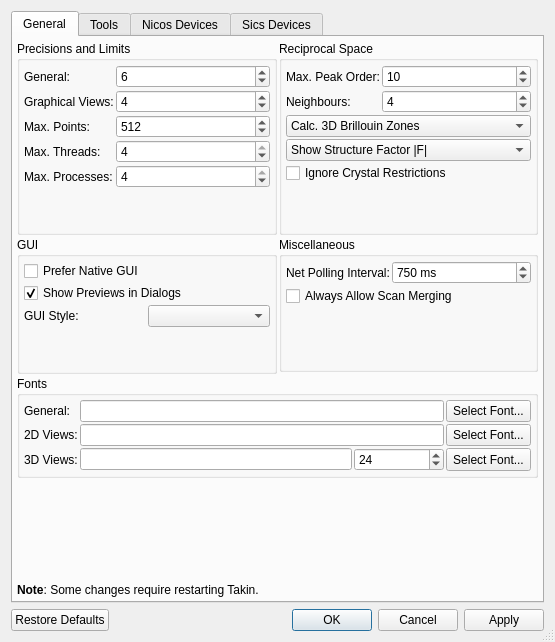
Before: the Qt Designer form core/ui/settings.ui in jkrueger1/takin_ill, drawn with Qt 5.
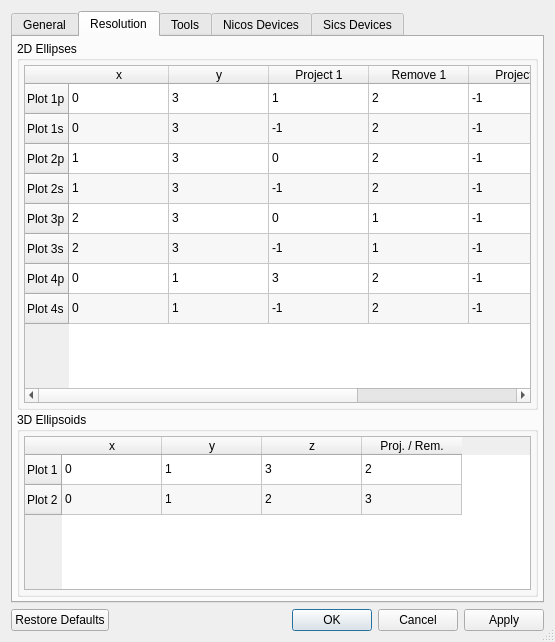
After: the same form once the commit is applied. The open tabs and pages were chosen to show the change.

Commit message: reso: made ellipse plots configurable

The edit to the form file:
```diff
--- a/core/ui/settings.ui
+++ b/core/ui/settings.ui
@@ -742,7 +742,486 @@
        </item>
       </layout>
      </widget>
-     <widget class="QWidget" name="tab_2">
+     <widget class="QWidget" name="tabReso">
+      <attribute name="title">
+       <string>Resolution</string>
+      </attribute>
+      <layout class="QGridLayout" name="gridLayout_15">
+       <property name="leftMargin">
+        <number>4</number>
+       </property>
+       <property name="topMargin">
+        <number>4</number>
+       </property>
+       <property name="rightMargin">
+        <number>4</number>
+       </property>
+       <property name="bottomMargin">
+        <number>4</number>
+       </property>
+       <property name="spacing">
+        <number>2</number>
+       </property>
+       <item row="1" column="0">
+        <widget class="QGroupBox" name="groupBox_16">
+         <property name="sizePolicy">
+          <sizepolicy hsizetype="Preferred" vsizetype="Preferred">
+           <horstretch>0</horstretch>
+           <verstretch>1</verstretch>
+          </sizepolicy>
+         </property>
+         <property name="title">
+          <string>3D Ellipsoids</string>
+         </property>
+         <layout class="QGridLayout" name="gridLayout_14">
+          <property name="leftMargin">
+           <number>4</number>
+          </property>
+          <property name="topMargin">
+           <number>4</number>
+          </property>
+          <property name="rightMargin">
+           <number>4</number>
+          </property>
+          <property name="bottomMargin">
+           <number>4</number>
+          </property>
+          <property name="spacing">
+           <number>2</number>
+          </property>
+          <item row="0" column="0">
+           <widget class="QTableWidget" name="tabEllipsoids">
+            <property name="alternatingRowColors">
+             <bool>true</bool>
+            </property>
+            <row>
+             <property name="text">
+              <string>Plot 1</string>
+             </property>
+            </row>
+            <row>
+             <property name="text">
+              <string>Plot 2</string>
+             </property>
+            </row>
+            <column>
+             <property name="text">
+              <string>x</string>
+             </property>
+            </column>
+            <column>
+             <property name="text">
+              <string>y</string>
+             </property>
+            </column>
+            <column>
+             <property name="text">
+              <string>z</string>
+             </property>
+            </column>
+            <column>
+             <property name="text">
+              <string>Proj. / Rem.</string>
+             </property>
+            </column>
+            <item row="0" column="0">
+             <property name="text">
+              <string>0</string>
+             </property>
+            </item>
+            <item row="0" column="1">
+             <property name="text">
+              <string>1</string>
+             </property>
+            </item>
+            <item row="0" column="2">
+             <property name="text">
+              <string>3</string>
+             </property>
+            </item>
+            <item row="0" column="3">
+             <property name="text">
+              <string>2</string>
+             </property>
+            </item>
+            <item row="1" column="0">
+             <property name="text">
+              <string>0</string>
+             </property>
+            </item>
+            <item row="1" column="1">
+             <property name="text">
+              <string>1</string>
+             </property>
+            </item>
+            <item row="1" column="2">
+             <property name="text">
+              <string>2</string>
+             </property>
+            </item>
+            <item row="1" column="3">
+             <property name="text">
+              <string>3</string>
+             </property>
+            </item>
+           </widget>
+          </item>
+         </layout>
+        </widget>
+       </item>
+       <item row="0" column="0">
+        <widget class="QGroupBox" name="groupBox_15">
+         <property name="sizePolicy">
+          <sizepolicy hsizetype="Preferred" vsizetype="Preferred">
+           <horstretch>0</horstretch>
+           <verstretch>2</verstretch>
+          </sizepolicy>
+         </property>
+         <property name="title">
+          <string>2D Ellipses</string>
+         </property>
+         <layout class="QGridLayout" name="gridLayout_13">
+          <property name="leftMargin">
+           <number>4</number>
+          </property>
+          <property name="topMargin">
+           <number>4</number>
+          </property>
+          <property name="rightMargin">
+           <number>4</number>
+          </property>
+          <property name="bottomMargin">
+           <number>4</number>
+          </property>
+          <property name="spacing">
+           <number>2</number>
+          </property>
+          <item row="5" column="3">
+           <widget class="QTableWidget" name="tabEllipses">
+            <property name="alternatingRowColors">
+             <bool>true</bool>
+            </property>
+            <property name="showGrid">
+             <bool>true</bool>
+            </property>
+            <row>
+             <property name="text">
+              <string>Plot 1p</string>
+             </property>
+            </row>
+            <row>
+             <property name="text">
+              <string>Plot 1s</string>
+             </property>
+            </row>
+            <row>
+             <property name="text">
+              <string>Plot 2p</string>
+             </property>
+            </row>
+            <row>
+             <property name="text">
+              <string>Plot 2s</string>
+             </property>
+            </row>
+            <row>
+             <property name="text">
+              <string>Plot 3p</string>
+             </property>
+            </row>
+            <row>
+             <property name="text">
+              <string>Plot 3s</string>
+             </property>
+            </row>
+            <row>
+             <property name="text">
+              <string>Plot 4p</string>
+             </property>
+            </row>
+            <row>
+             <property name="text">
+              <string>Plot 4s</string>
+             </property>
+            </row>
+            <column>
+             <property name="text">
+              <string>x</string>
+             </property>
+            </column>
+            <column>
+             <property name="text">
+              <string>y</string>
+             </property>
+            </column>
+            <column>
+             <property name="text">
+              <string>Project 1</string>
+             </property>
+            </column>
+            <column>
+             <property name="text">
+              <string>Remove 1</string>
+             </property>
+            </column>
+            <column>
+             <property name="text">
+              <string>Project 2</string>
+             </property>
+            </column>
+            <column>
+             <property name="text">
+              <string>Remove 2</string>
+             </property>
+            </column>
+            <item row="0" column="0">
+             <property name="text">
+              <string>0</string>
+             </property>
+            </item>
+            <item row="0" column="1">
+             <property name="text">
+              <string>3</string>
+             </property>
+            </item>
+            <item row="0" column="2">
+             <property name="text">
+              <string>1</string>
+             </property>
+            </item>
+            <item row="0" column="3">
+             <property name="text">
+              <string>2</string>
+             </property>
+            </item>
+            <item row="0" column="4">
+             <property name="text">
+              <string>-1</string>
+             </property>
+            </item>
+            <item row="0" column="5">
+             <property name="text">
+              <string>-1</string>
+             </property>
+            </item>
+            <item row="1" column="0">
+             <property name="text">
+              <string>0</string>
+             </property>
+            </item>
+            <item row="1" column="1">
+             <property name="text">
+              <string>3</string>
+             </property>
+            </item>
+            <item row="1" column="2">
+             <property name="text">
+              <string>-1</string>
+             </property>
+            </item>
+            <item row="1" column="3">
+             <property name="text">
+              <string>2</string>
+             </property>
+            </item>
+            <item row="1" column="4">
+             <property name="text">
+              <string>-1</string>
+             </property>
+            </item>
+            <item row="1" column="5">
+             <property name="text">
+              <string>1</string>
+             </property>
+            </item>
+            <item row="2" column="0">
+             <property name="text">
+              <string>1</string>
+             </property>
+            </item>
+            <item row="2" column="1">
+             <property name="text">
+              <string>3</string>
+             </property>
+            </item>
+            <item row="2" column="2">
+             <property name="text">
+              <string>0</string>
+             </property>
+            </item>
+            <item row="2" column="3">
+             <property name="text">
+              <string>2</string>
+             </property>
+            </item>
+            <item row="2" column="4">
+             <property name="text">
+              <string>-1</string>
+             </property>
+            </item>
+            <item row="2" column="5">
+             <property name="text">
+              <string>-1</string>
+             </property>
+            </item>
+            <item row="3" column="0">
+             <property name="text">
+              <string>1</string>
+             </property>
+            </item>
+            <item row="3" column="1">
+             <property name="text">
+              <string>3</string>
+             </property>
+            </item>
+            <item row="3" column="2">
+             <property name="text">
+              <string>-1</string>
+             </property>
+            </item>
+            <item row="3" column="3">
+             <property name="text">
+              <string>2</string>
+             </property>
+            </item>
+            <item row="3" column="4">
+             <property name="text">
+              <string>-1</string>
+             </property>
+            </item>
+            <item row="3" column="5">
+             <property name="text">
+              <string>0</string>
+             </property>
+            </item>
+            <item row="4" column="0">
+             <property name="text">
+              <string>2</string>
+             </property>
+            </item>
+            <item row="4" column="1">
+             <property name="text">
+              <string>3</string>
+             </property>
+            </item>
+            <item row="4" column="2">
+             <property name="text">
+              <string>0</string>
+             </property>
+            </item>
+            <item row="4" column="3">
+             <property name="text">
+              <string>1</string>
+             </property>
+            </item>
+            <item row="4" column="4">
+             <property name="text">
+              <string>-1</string>
+             </property>
+            </item>
+            <item row="4" column="5">
+             <property name="text">
+              <string>-1</string>
+             </property>
+            </item>
+            <item row="5" column="0">
+             <property name="text">
+              <string>2</string>
+             </property>
+            </item>
+            <item row="5" column="1">
+             <property name="text">
+              <string>3</string>
+             </property>
+            </item>
+            <item row="5" column="2">
+             <property name="text">
+              <string>-1</string>
+             </property>
+            </item>
+            <item row="5" column="3">
+             <property name="text">
+              <string>1</string>
+             </property>
+            </item>
+            <item row="5" column="4">
+             <property name="text">
+              <string>-1</string>
+             </property>
+            </item>
+            <item row="5" column="5">
+             <property name="text">
+              <string>0</string>
+             </property>
+            </item>
+            <item row="6" column="0">
+             <property name="text">
+              <string>0</string>
+             </property>
+            </item>
+            <item row="6" column="1">
+             <property name="text">
+              <string>1</string>
+             </property>
+            </item>
+            <item row="6" column="2">
+             <property name="text">
+              <string>3</string>
+             </property>
+            </item>
+            <item row="6" column="3">
+             <property name="text">
+              <string>2</string>
+             </property>
+            </item>
+            <item row="6" column="4">
+             <property name="text">
+              <string>-1</string>
+             </property>
+            </item>
+            <item row="6" column="5">
+             <property name="text">
+              <string>-1</string>
+             </property>
+            </item>
+            <item row="7" column="0">
+             <property name="text">
+              <string>0</string>
+             </property>
+            </item>
+            <item row="7" column="1">
+             <property name="text">
+              <string>1</string>
+             </property>
+            </item>
+            <item row="7" column="2">
+             <property name="text">
+              <string>-1</string>
+             </property>
+            </item>
+            <item row="7" column="3">
+             <property name="text">
+              <string>2</string>
+             </property>
+            </item>
+            <item row="7" column="4">
+             <property name="text">
+              <string>-1</string>
+             </property>
+            </item>
+            <item row="7" column="5">
+             <property name="text">
+              <string>3</string>
+             </property>
+            </item>
+           </widget>
+          </item>
+         </layout>
+        </widget>
+       </item>
+      </layout>
+     </widget>
+     <widget class="QWidget" name="tabTools">
       <attribute name="title">
        <string>Tools</string>
       </attribute>
```
Left out of the diff: 5 changed lines with no effect on the pictures. The commit also changes 5 other files.
